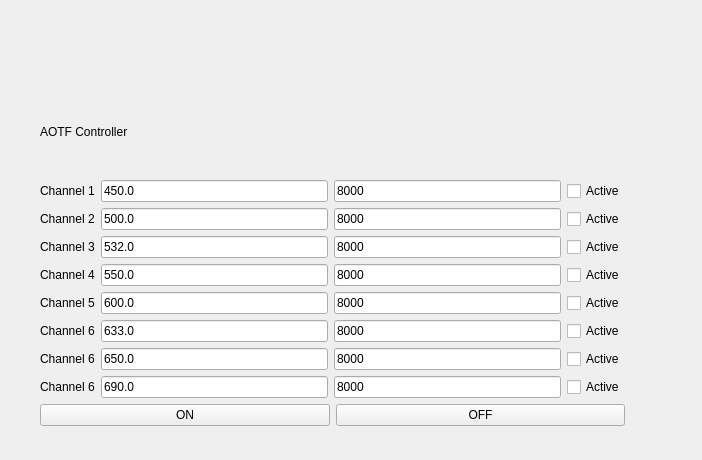
Qt form nplab/instrument/filters/aotf.ui (nanophotonics/nplab) before a commit.
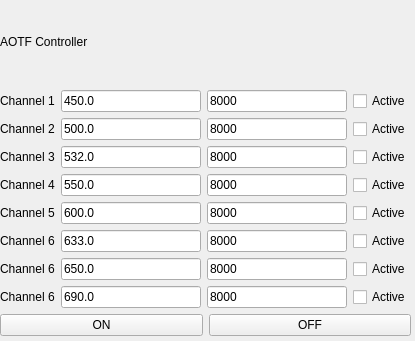
The same form after that commit.

Commit message: AOTF gui size reduction

The edit to the form file:
```diff
--- a/nplab/instrument/filters/aotf.ui
+++ b/nplab/instrument/filters/aotf.ui
@@ -6,8 +6,8 @@
    <rect>
     <x>0</x>
     <y>0</y>
-    <width>702</width>
-    <height>460</height>
+    <width>415</width>
+    <height>341</height>
    </rect>
   </property>
   <property name="windowTitle">
@@ -16,9 +16,9 @@
   <widget class="QWidget" name="layoutWidget">
    <property name="geometry">
     <rect>
-     <x>40</x>
-     <y>90</y>
-     <width>585</width>
+     <x>0</x>
+     <y>0</y>
+     <width>411</width>
      <height>336</height>
     </rect>
    </property>
```
